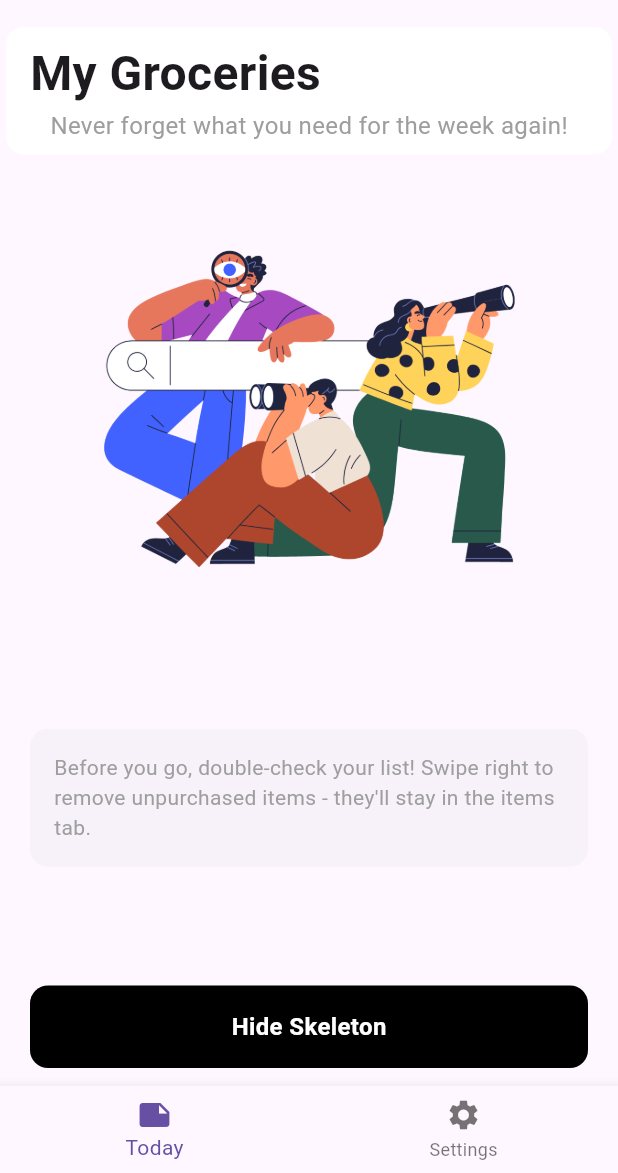
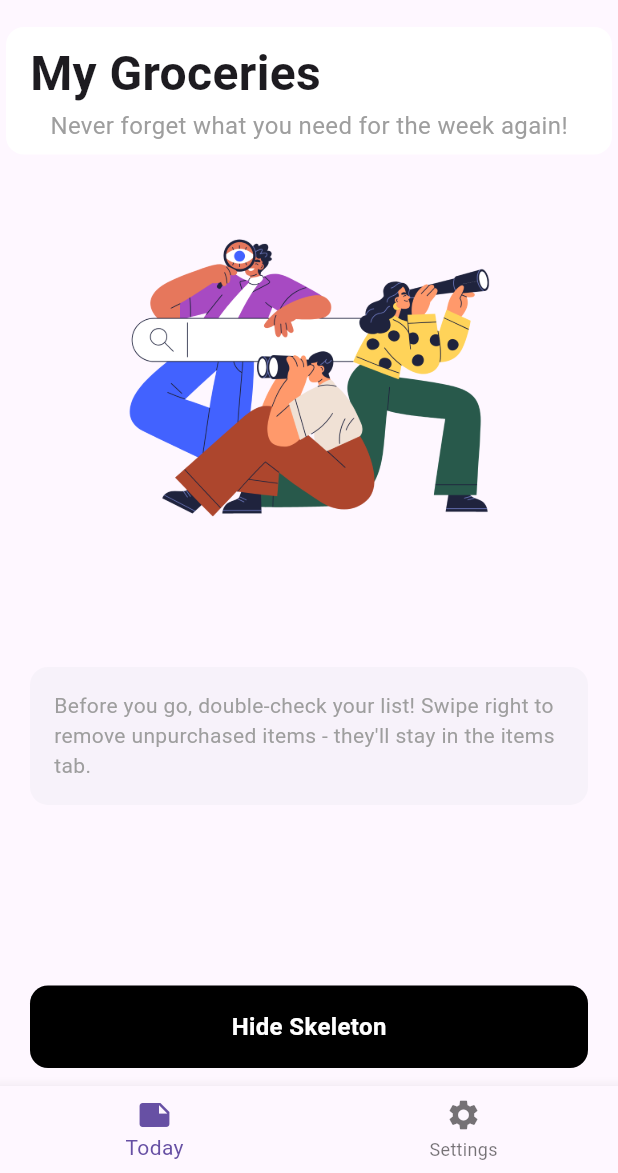
Before and after one commit to hvaandres/starving_flutter, a Flutter app: the SkeletonDynamicContainerScreen screen opened directly, on a phone screen of 412 x 824 dp, the part 63-1236 px from its top. Run offline on Flutter 3.47's test engine with Material 3 defaults, Android fonts, the phone set to English and light mode, and no system bars; our stand-ins replace flutter_dotenv.

Commit message:
[CBo] Image resource dynamic for Skeleton

```diff
--- a/lib/shared/widget/custom_asset_image.dart
+++ b/lib/shared/widget/custom_asset_image.dart
@@ -13,7 +13,7 @@ class CustomAssetImage extends StatelessWidget {
     final size = mediaQuery.size;
 
     return SizedBox(
-      height: size.height * 0.4,
+      height: size.height * 0.35,
       child: Image(
         image: AssetImage(pathImage),
       ),
--- a/lib/shared/widget/skeleton_dynamic_container.dart
+++ b/lib/shared/widget/skeleton_dynamic_container.dart
@@ -7,6 +7,7 @@ class SkeletonDynamicContainer extends StatelessWidget {
   final Widget? topWidget;
   final Widget? middleWidget;
   final Widget? bottomWidget;
+  final String? nameSkeletonImage;
 
   final String descriptionText;
 
@@ -17,6 +18,7 @@ class SkeletonDynamicContainer extends StatelessWidget {
     this.topWidget,
     this.middleWidget,
     this.bottomWidget,
+    this.nameSkeletonImage,
   });
 
   @override
@@ -34,14 +36,12 @@ class SkeletonDynamicContainer extends StatelessWidget {
               child: Column(
                 children: [
                   CustomAssetImage(
-                    pathImage: getFullPathAsset('today_screen_resource.png'),
+                    pathImage: getFullPathAsset(nameSkeletonImage ?? 'today_screen_resource.png'),
                   ),
                   SizedBox(height: size.height * 0.05),
 
                   if (descriptionText.isNotEmpty)
-                    DynamicCard(
-                      description: descriptionText,
-                    ),
+                    DynamicCard(description: descriptionText),
                 ],
               ),
             ),
```
